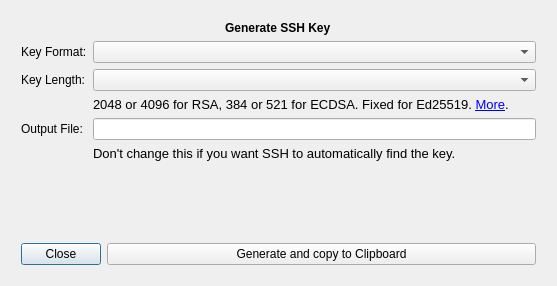
The window that src/vorta/assets/UI/sshadd.ui (borgbase/vorta) describes before a commit, drawn with Qt 5.
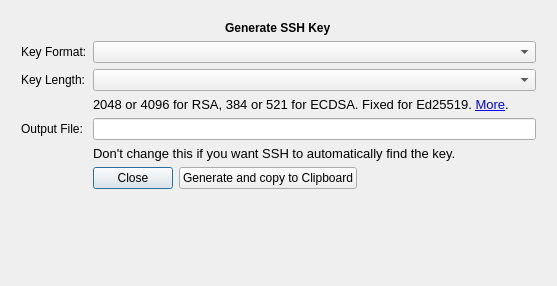
The same window after the commit.

```diff
--- a/src/vorta/assets/UI/sshadd.ui
+++ b/src/vorta/assets/UI/sshadd.ui
@@ -123,10 +123,38 @@
          </property>
         </widget>
        </item>
-      </layout>
-     </item>
-     <item alignment="Qt::AlignBottom">
+       <item row="5" column="1">
+        <layout class="QHBoxLayout" name="horizontalLayout">
+         <item>
+          <widget class="QPushButton" name="closeButton">
+           <property name="text">
+            <string>Close</string>
+           </property>
+          </widget>
+         </item>
+         <item>
+          <widget class="QPushButton" name="generateButton">
+           <property name="sizePolicy">
+            <sizepolicy hsizetype="Minimum" vsizetype="Fixed">
+             <horstretch>2</horstretch>
+             <verstretch>0</verstretch>
+            </sizepolicy>
+           </property>
+           <property name="text">
+            <string>Generate and copy to Clipboard</string>
+           </property>
+          </widget>
+         </item>
+        </layout>
+       </item>
+       <item row="6" column="1">
       <widget class="QLabel" name="errors">
+         <property name="sizePolicy">
+          <sizepolicy hsizetype="Expanding" vsizetype="Preferred">
+           <horstretch>0</horstretch>
+           <verstretch>0</verstretch>
+          </sizepolicy>
+         </property>
        <property name="minimumSize">
         <size>
          <width>0</width>
@@ -143,28 +171,6 @@
        </property>
        <property name="wordWrap">
         <bool>true</bool>
-       </property>
-      </widget>
-     </item>
-     <item>
-      <layout class="QHBoxLayout" name="horizontalLayout">
-       <item>
-        <widget class="QPushButton" name="closeButton">
-         <property name="text">
-          <string>Close</string>
-         </property>
-        </widget>
-       </item>
-       <item>
-        <widget class="QPushButton" name="generateButton">
-         <property name="sizePolicy">
-          <sizepolicy hsizetype="Minimum" vsizetype="Fixed">
-           <horstretch>2</horstretch>
-           <verstretch>0</verstretch>
-          </sizepolicy>
-         </property>
-         <property name="text">
-          <string>Generate and copy to Clipboard</string>
          </property>
         </widget>
        </item>
```
Lines whose indentation alone changed are shown as unchanged.
